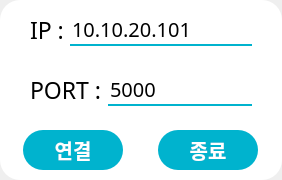
Old version of the form client/view/view_connect.ui in the repository si-yeon/management_program.
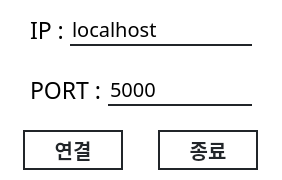
New version of the form.

The edit to the form file:
```diff
--- a/client/view/view_connect.ui
+++ b/client/view/view_connect.ui
@@ -47,8 +47,6 @@
       <string notr="true">QWidget{
 font-family: Pretendard;
 background-color: rgb(255, 255, 255);
-border-top-left-radius : 20;
-border-top-right-radius : 20;
 }</string>
      </property>
      <layout class="QHBoxLayout" name="horizontalLayout_3">
@@ -85,7 +83,7 @@
         <property name="styleSheet">
          <string notr="true">QLineEdit{
 border: none; 
-border-bottom: 2px solid #00b3ce;
+border-bottom: 2px solid  #212529;
 background-color: transparent;
 font-size: 20px;
 text-align: center;
@@ -95,7 +93,7 @@
 </string>
         </property>
         <property name="text">
-         <string>10.10.20.101</string>
+         <string>localhost</string>
         </property>
        </widget>
       </item>
@@ -144,7 +142,7 @@
         <property name="styleSheet">
          <string notr="true">QLineEdit{
 border: none; 
-border-bottom: 2px solid #00b3ce;
+border-bottom: 2px solid  #212529;
 background-color: transparent;
 font-size: 20px;
 text-align: center;
@@ -167,8 +165,6 @@
       <string notr="true">QWidget{
 font-family: Pretendard;
 background-color: rgb(255, 255, 255);
-border-bottom-left-radius : 20;
-border-bottom-right-radius : 20;
 }</string>
      </property>
      <layout class="QHBoxLayout" name="horizontalLayout_2">
@@ -184,15 +180,18 @@
          <font>
           <family>Pretendard</family>
           <pointsize>-1</pointsize>
-          <bold>false</bold>
+          <weight>62</weight>
+          <bold>true</bold>
          </font>
         </property>
         <property name="styleSheet">
-         <string notr="true">background: #00b3ce;
-    color: #ffffff;
+         <string notr="true">border: 2px solid #212529;
+    background-color: #fff;
+    color: #212529;
     font-weight: 500;
-border-radius: 20px;
-    font-size: 20px;</string>
+    font-size: 20px;
+    border-top-left-radius: 0.3rem;
+    border-top-right-radius: 0.3rem;</string>
         </property>
         <property name="text">
          <string>연결</string>
@@ -211,15 +210,18 @@
          <font>
           <family>Pretendard</family>
           <pointsize>-1</pointsize>
-          <bold>false</bold>
+          <weight>62</weight>
+          <bold>true</bold>
          </font>
         </property>
         <property name="styleSheet">
-         <string notr="true">background: #00b3ce;
-    color: #ffffff;
+         <string notr="true">border: 2px solid #212529;
+    background-color: #fff;
+    color: #212529;
     font-weight: 500;
-border-radius: 20px;
-    font-size: 20px;</string>
+    font-size: 20px;
+    border-top-left-radius: 0.3rem;
+    border-top-right-radius: 0.3rem;</string>
         </property>
         <property name="text">
          <string>종료</string>
```
